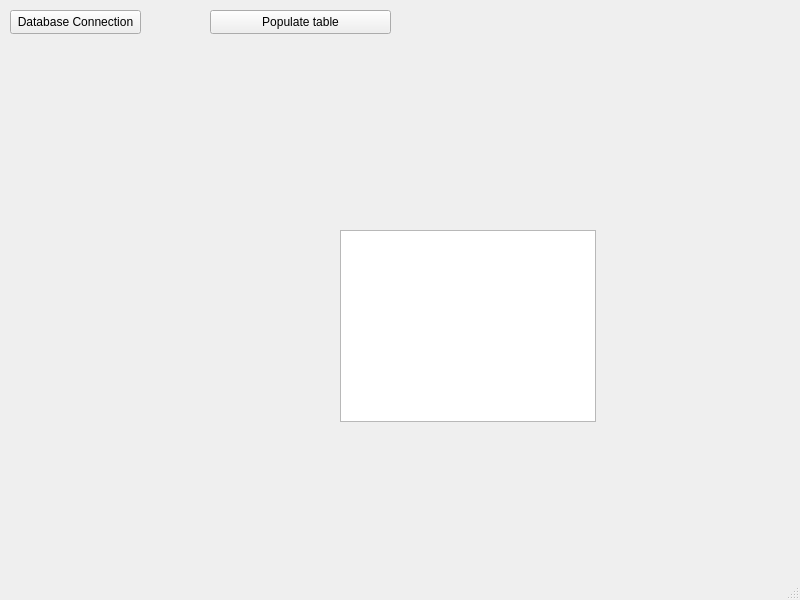
This is qt/auto_app/mainwindow.ui in sova55/auto-tehtava as Qt 5 draws it before an edit. The edited form follows.
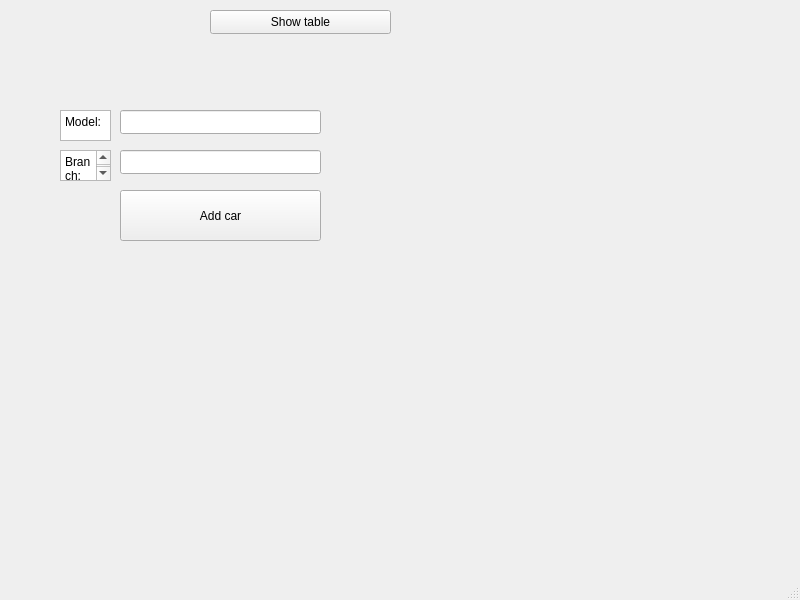
This is the edited form.

Commit message: Added post functionality to QT

What changed in the file:
```diff
--- a/qt/auto_app/mainwindow.ui
+++ b/qt/auto_app/mainwindow.ui
@@ -14,19 +14,6 @@
    <string>MainWindow</string>
   </property>
   <widget class="QWidget" name="centralwidget">
-   <widget class="QPushButton" name="pushButton">
-    <property name="geometry">
-     <rect>
-      <x>10</x>
-      <y>10</y>
-      <width>131</width>
-      <height>24</height>
-     </rect>
-    </property>
-    <property name="text">
-     <string>Database Connection</string>
-    </property>
-   </widget>
    <widget class="QPushButton" name="pushButton_2">
     <property name="geometry">
      <rect>
@@ -37,19 +24,76 @@
      </rect>
     </property>
     <property name="text">
-     <string>Populate table</string>
+     <string>Show table</string>
     </property>
    </widget>
-   <widget class="QTableView" name="tableView">
+   <widget class="QLineEdit" name="lineEdit">
     <property name="geometry">
      <rect>
-      <x>340</x>
-      <y>230</y>
-      <width>256</width>
-      <height>192</height>
+      <x>120</x>
+      <y>110</y>
+      <width>201</width>
+      <height>24</height>
      </rect>
     </property>
    </widget>
+   <widget class="QLineEdit" name="lineEdit_2">
+    <property name="geometry">
+     <rect>
+      <x>120</x>
+      <y>150</y>
+      <width>201</width>
+      <height>24</height>
+     </rect>
+    </property>
+   </widget>
+   <widget class="QTextBrowser" name="textBrowser">
+    <property name="geometry">
+     <rect>
+      <x>60</x>
+      <y>110</y>
+      <width>51</width>
+      <height>31</height>
+     </rect>
+    </property>
+    <property name="html">
+     <string>&lt;!DOCTYPE HTML PUBLIC &quot;-//W3C//DTD HTML 4.0//EN&quot; &quot;http://www.w3.org/TR/REC-html40/strict.dtd&quot;&gt;
+&lt;html&gt;&lt;head&gt;&lt;meta name=&quot;qrichtext&quot; content=&quot;1&quot; /&gt;&lt;meta charset=&quot;utf-8&quot; /&gt;&lt;style type=&quot;text/css&quot;&gt;
+p, li { white-space: pre-wrap; }
+&lt;/style&gt;&lt;/head&gt;&lt;body style=&quot; font-family:'Segoe UI'; font-size:9pt; font-weight:400; font-style:normal;&quot;&gt;
+&lt;p style=&quot; margin-top:0px; margin-bottom:0px; margin-left:0px; margin-right:0px; -qt-block-indent:0; text-indent:0px;&quot;&gt;Model:&lt;/p&gt;&lt;/body&gt;&lt;/html&gt;</string>
+    </property>
+   </widget>
+   <widget class="QTextBrowser" name="textBrowser_2">
+    <property name="geometry">
+     <rect>
+      <x>60</x>
+      <y>150</y>
+      <width>51</width>
+      <height>31</height>
+     </rect>
+    </property>
+    <property name="html">
+     <string>&lt;!DOCTYPE HTML PUBLIC &quot;-//W3C//DTD HTML 4.0//EN&quot; &quot;http://www.w3.org/TR/REC-html40/strict.dtd&quot;&gt;
+&lt;html&gt;&lt;head&gt;&lt;meta name=&quot;qrichtext&quot; content=&quot;1&quot; /&gt;&lt;meta charset=&quot;utf-8&quot; /&gt;&lt;style type=&quot;text/css&quot;&gt;
+p, li { white-space: pre-wrap; }
+&lt;/style&gt;&lt;/head&gt;&lt;body style=&quot; font-family:'Segoe UI'; font-size:9pt; font-weight:400; font-style:normal;&quot;&gt;
+&lt;p style=&quot; margin-top:0px; margin-bottom:0px; margin-left:0px; margin-right:0px; -qt-block-indent:0; text-indent:0px;&quot;&gt;Branch:&lt;/p&gt;&lt;/body&gt;&lt;/html&gt;</string>
+    </property>
+   </widget>
+   <widget class="QPushButton" name="pushButton">
+    <property name="geometry">
+     <rect>
+      <x>120</x>
+      <y>190</y>
+      <width>201</width>
+      <height>51</height>
+     </rect>
+    </property>
+    <property name="text">
+     <string>Add car</string>
+    </property>
+   </widget>
   </widget>
   <widget class="QMenuBar" name="menubar">
    <property name="geometry">
```
The commit also changes 2 other files.
